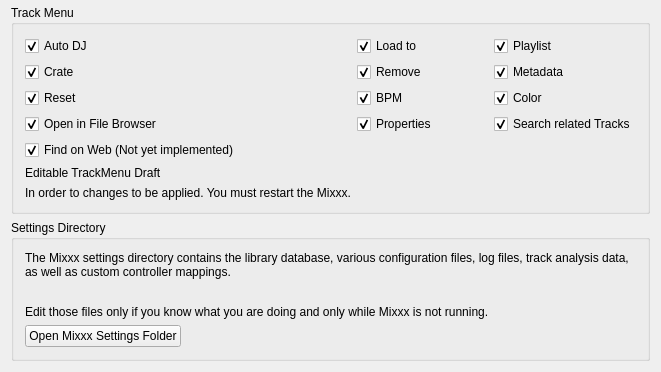
Old version of the form src/preferences/dialog/dlgpreflibrarydlg.ui in the repository fatihemreyildiz/mixxx; both pictures show x 0 to 661 and y 1005 to 1377 of the 661 by 1377 pixel window.
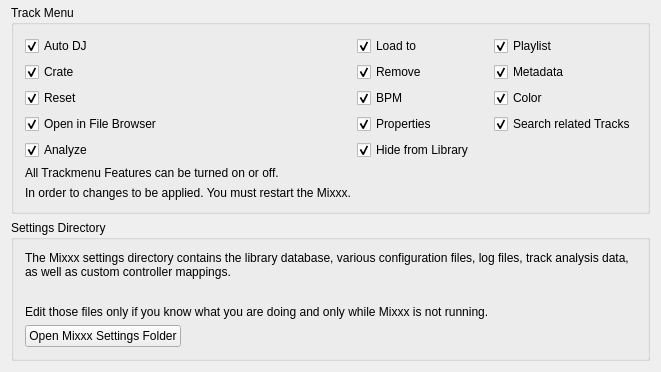
New version of the form.

Commit message: wtrackmenu: seg fault fix. missing feature added.

What changed in the file:
```diff
--- a/src/preferences/dialog/dlgpreflibrarydlg.ui
+++ b/src/preferences/dialog/dlgpreflibrarydlg.ui
@@ -581,7 +581,17 @@
         <item row="4" column="0">
        <widget class="QCheckBox" name="checkBox_show_find_on_web">
         <property name="text">
-         <string>Find on Web (Not yet implemented)</string>
+         <string>Analyze</string>
+        </property>
+        <property name="checked">
+         <bool>true</bool>
+        </property>
+       </widget>
+      </item>
+              <item row="4" column="1">
+       <widget class="QCheckBox" name="checkBox_show_hideunhidepurge">
+        <property name="text">
+         <string>Hide from Library</string>
         </property>
         <property name="checked">
          <bool>true</bool>
@@ -591,7 +601,7 @@
       <item row="5" column="0">
        <widget class="QLabel" name="label_track_menu">
         <property name="text">
-         <string>Editable TrackMenu Draft</string>
+         <string>All Trackmenu Features can be turned on or off.</string>
         </property>
         <property name="topMargin">
          <number>10</number>
```
Left out of the diff: 5 changed lines with no effect on the pictures. The commit also changes 2 other files.
